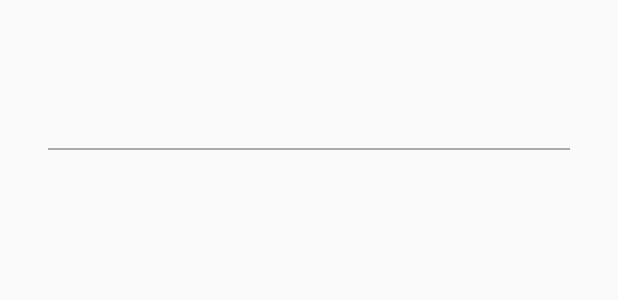
After one commit to InvisibleTeam/GoInvisible, an Android app: the layout tag_value_view.xml on its own in the app's theme, with its tools: preview values and no code run, on a phone screen of 412 x 824 dp. The commit adds this screen. Shown: the top 300 px of the screen. Run offline under Robolectric (Android 15) with nearby library versions, the phone set to English and light mode, and no system bars.

Commit message:
Ranged values picker style

```diff
--- a/app/src/main/java/com/invisibleteam/goinvisible/util/DialogRangedValuesUtil.java
+++ b/app/src/main/java/com/invisibleteam/goinvisible/util/DialogRangedValuesUtil.java
@@ -141,6 +141,8 @@ public class DialogRangedValuesUtil {
 
             case TAG_ORIENTATION:
             case TAG_GPS_ALTITUDE_REF:
+            case TAG_GPS_LATITUDE_REF:
+            case TAG_GPS_LONGITUDE_REF:
             case TAG_ISO_SPEED_RATINGS:
                 return getDefaultMap();
 
--- /dev/null
+++ b/app/src/main/res/layout/tag_value_view.xml
@@ -0,0 +1,24 @@
+<?xml version="1.0" encoding="utf-8"?>
+<RelativeLayout xmlns:android="http://schemas.android.com/apk/res/android"
+                android:layout_width="match_parent"
+                android:layout_height="100dp"
+                android:orientation="vertical">
+
+    <TextView
+        android:id="@+id/tag_value"
+        android:layout_width="match_parent"
+        android:layout_height="wrap_content"
+        android:layout_centerInParent="true"
+        android:layout_marginEnd="@dimen/text_view_margin"
+        android:layout_marginStart="@dimen/text_view_margin"
+        android:textSize="@dimen/tag_value_size"/>
+
+    <View
+        android:layout_width="match_parent"
+        android:layout_height="1dp"
+        android:layout_alignParentBottom="true"
+        android:layout_marginEnd="@dimen/divider_margin"
+        android:layout_marginStart="@dimen/divider_margin"
+        android:background="@android:color/darker_gray"/>
+
+</RelativeLayout>
--- a/app/src/main/res/values/dimens.xml
+++ b/app/src/main/res/values/dimens.xml
@@ -3,4 +3,6 @@
     <dimen name="images_grid_margin">4dp</dimen>
     <dimen name="text_view_margin">16dp</dimen>
     <dimen name="information_text_size">20sp</dimen>
+    <dimen name="tag_value_size">16sp</dimen>
+    <dimen name="divider_margin">32dp</dimen>
 </resources>
```
Also changed, not shown: app/src/main/java/com/invisibleteam/goinvisible/mvvm/edition/dialog/DialogFactory.java (+11 -7 lines), app/src/main/java/com/invisibleteam/goinvisible/mvvm/edition/dialog/RangedTypesAdapter.java (added, +31 -0 lines).
